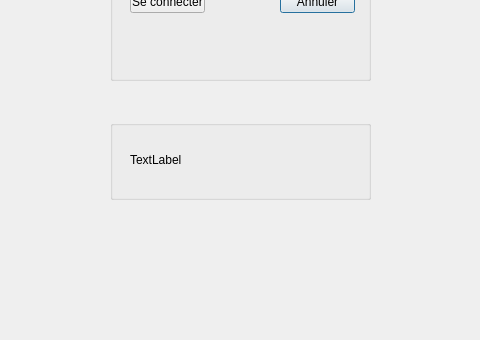
This is FestiClicC/login.ui in FestiClic/FestiClic3 as Qt 5 draws it before an edit; both pictures show x 140 to 620 and y 270 to 610 of the 761 by 610 pixel window. The edited form follows.
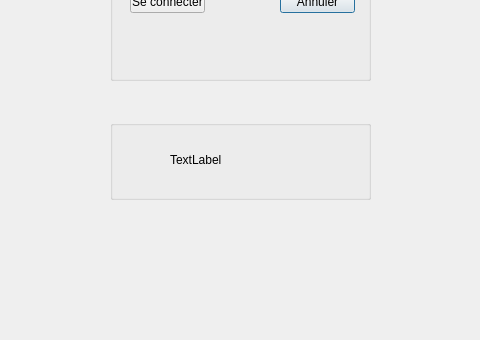
This is the edited form.

Patch:
```diff
--- a/FestiClicC/login.ui
+++ b/FestiClicC/login.ui
@@ -28,9 +28,9 @@
    <widget class="QLabel" name="lLabConnexion">
     <property name="geometry">
      <rect>
-      <x>20</x>
+      <x>60</x>
       <y>30</y>
-      <width>221</width>
+      <width>151</width>
       <height>20</height>
      </rect>
     </property>
```
